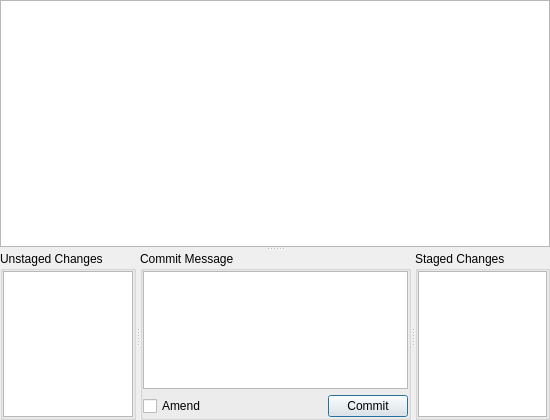
First picture: the form in Index/IndexDlg.ui, repository macgitver/MacGitverModules, before the edit.
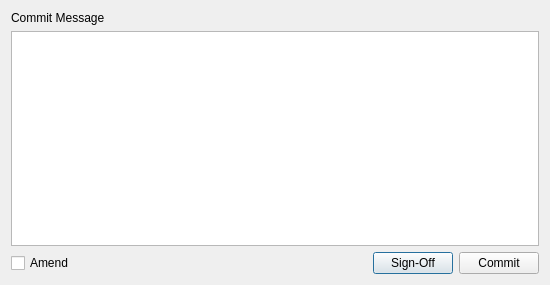
Second picture: the form after the edit.

Commit message: moved ui elements to the IndexView class

The edit to the form file:
```diff
--- a/Index/IndexDlg.ui
+++ b/Index/IndexDlg.ui
@@ -7,103 +7,52 @@
     <x>0</x>
     <y>0</y>
     <width>550</width>
-    <height>420</height>
+    <height>285</height>
    </rect>
   </property>
-  <layout class="QGridLayout" name="gridLayout_4">
-   <property name="margin">
-    <number>0</number>
-   </property>
-   <item row="0" column="0">
-    <widget class="QSplitter" name="splitter_2">
-     <property name="orientation">
-      <enum>Qt::Vertical</enum>
-     </property>
-     <widget class="QListView" name="listView">
-      <property name="sizePolicy">
-       <sizepolicy hsizetype="Expanding" vsizetype="Expanding">
-        <horstretch>0</horstretch>
-        <verstretch>65</verstretch>
-       </sizepolicy>
-      </property>
-     </widget>
-     <widget class="QSplitter" name="splitter">
-      <property name="sizePolicy">
-       <sizepolicy hsizetype="Expanding" vsizetype="Preferred">
-        <horstretch>0</horstretch>
-        <verstretch>35</verstretch>
-       </sizepolicy>
-      </property>
-      <property name="orientation">
-       <enum>Qt::Horizontal</enum>
-      </property>
-      <widget class="QGroupBox" name="groupBox_2">
-       <property name="sizePolicy">
-        <sizepolicy hsizetype="Preferred" vsizetype="Preferred">
-         <horstretch>25</horstretch>
-         <verstretch>0</verstretch>
-        </sizepolicy>
-       </property>
-       <property name="title">
-        <string>Unstaged Changes</string>
-       </property>
-       <property name="flat">
-        <bool>true</bool>
-       </property>
-       <layout class="QGridLayout" name="gridLayout_2">
-        <property name="margin">
-         <number>0</number>
-        </property>
-        <item row="0" column="0">
-         <widget class="QListView" name="listUnstaged">
-          <property name="sizePolicy">
-           <sizepolicy hsizetype="Expanding" vsizetype="Expanding">
-            <horstretch>0</horstretch>
-            <verstretch>0</verstretch>
-           </sizepolicy>
-          </property>
-         </widget>
-        </item>
-       </layout>
-      </widget>
-      <widget class="QGroupBox" name="groupBox">
-       <property name="sizePolicy">
-        <sizepolicy hsizetype="Preferred" vsizetype="Preferred">
-         <horstretch>50</horstretch>
-         <verstretch>0</verstretch>
-        </sizepolicy>
-       </property>
-       <property name="title">
-        <string>Commit Message</string>
-       </property>
-       <property name="flat">
-        <bool>true</bool>
-       </property>
        <layout class="QGridLayout" name="gridLayout">
-        <property name="margin">
-         <number>0</number>
-        </property>
-        <item row="1" column="1">
+   <item row="0" column="0" colspan="2">
+    <widget class="QLabel" name="label">
+     <property name="text">
+      <string>Commit Message</string>
+     </property>
+    </widget>
+   </item>
+   <item row="2" column="0">
+    <widget class="QCheckBox" name="btnAmend">
+     <property name="text">
+      <string>Amend</string>
+     </property>
+    </widget>
+   </item>
+   <item row="2" column="1">
          <spacer name="horizontalSpacer">
           <property name="orientation">
            <enum>Qt::Horizontal</enum>
           </property>
           <property name="sizeHint" stdset="0">
            <size>
-            <width>40</width>
+       <width>261</width>
             <height>20</height>
            </size>
           </property>
          </spacer>
         </item>
-        <item row="1" column="2">
+   <item row="2" column="2">
+    <widget class="QPushButton" name="btnSignOff">
+     <property name="text">
+      <string>Sign-Off</string>
+     </property>
+    </widget>
+   </item>
+   <item row="2" column="3">
          <widget class="QPushButton" name="btnCommit">
           <property name="text">
            <string>Commit</string>
           </property>
          </widget>
         </item>
-        <item row="0" column="0" colspan="3">
+   <item row="1" column="0" colspan="4">
          <widget class="QPlainTextEdit" name="textCommitMsg">
           <property name="sizePolicy">
            <sizepolicy hsizetype="Expanding" vsizetype="Expanding">
@@ -111,47 +60,6 @@
             <verstretch>0</verstretch>
            </sizepolicy>
           </property>
-         </widget>
-        </item>
-        <item row="1" column="0">
-         <widget class="QCheckBox" name="checkBox">
-          <property name="text">
-           <string>Amend</string>
-          </property>
-         </widget>
-        </item>
-       </layout>
-      </widget>
-      <widget class="QGroupBox" name="groupBox_3">
-       <property name="sizePolicy">
-        <sizepolicy hsizetype="Preferred" vsizetype="Preferred">
-         <horstretch>25</horstretch>
-         <verstretch>0</verstretch>
-        </sizepolicy>
-       </property>
-       <property name="title">
-        <string>Staged Changes</string>
-       </property>
-       <property name="flat">
-        <bool>true</bool>
-       </property>
-       <layout class="QGridLayout" name="gridLayout_3">
-        <property name="margin">
-         <number>0</number>
-        </property>
-        <item row="0" column="0">
-         <widget class="QListView" name="listStaged">
-          <property name="sizePolicy">
-           <sizepolicy hsizetype="Expanding" vsizetype="Expanding">
-            <horstretch>0</horstretch>
-            <verstretch>0</verstretch>
-           </sizepolicy>
-          </property>
-         </widget>
-        </item>
-       </layout>
-      </widget>
-     </widget>
     </widget>
    </item>
   </layout>
```
Lines whose indentation alone changed are shown as unchanged. The commit also changes 4 other files.
